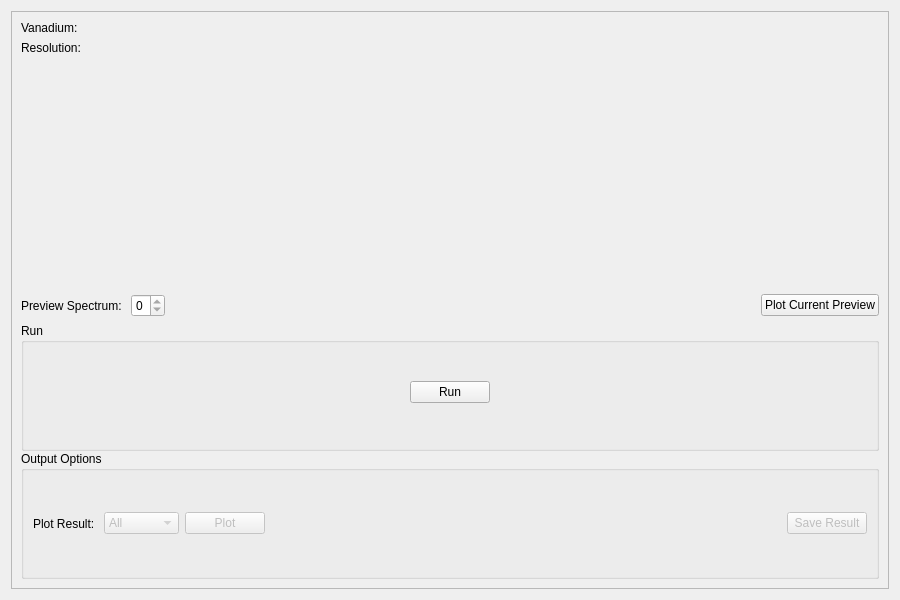
Before: the Qt Designer form qt/scientific_interfaces/Inelastic/BayesFitting/ResNorm.ui in mantidproject/mantid, drawn with Qt 5.
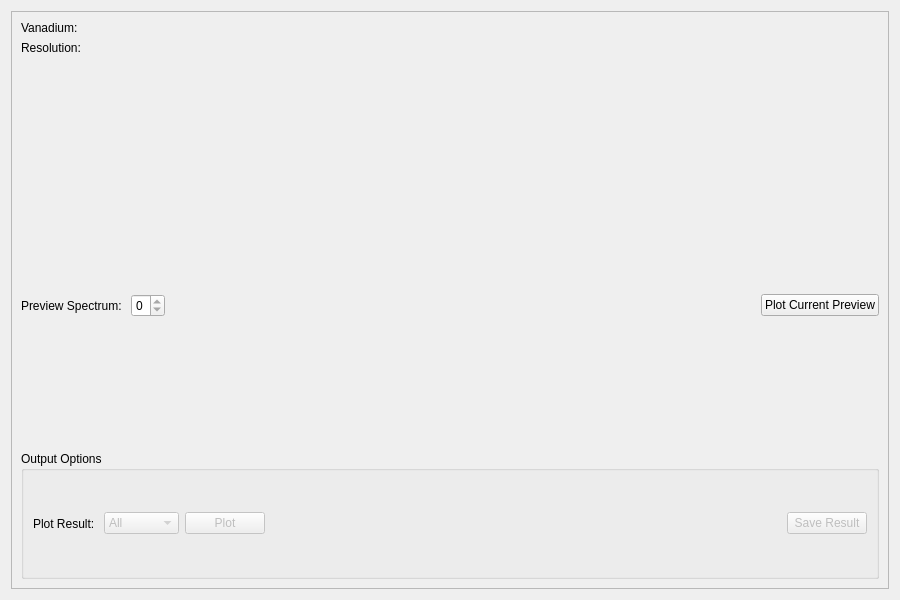
After: the same form once the commit is applied. Custom widgets are drawn as their Qt base class.

Commit message: Use RunWidget in ResNorm tab of Bayes Fitting

```diff
--- a/qt/scientific_interfaces/Inelastic/BayesFitting/ResNorm.ui
+++ b/qt/scientific_interfaces/Inelastic/BayesFitting/ResNorm.ui
@@ -24,8 +24,8 @@
        <rect>
         <x>0</x>
         <y>0</y>
-        <width>880</width>
-        <height>580</height>
+        <width>876</width>
+        <height>576</height>
        </rect>
       </property>
       <layout class="QVBoxLayout" name="verticalLayout_5">
@@ -189,52 +189,7 @@
            <number>0</number>
           </property>
           <item>
-           <widget class="QGroupBox" name="gbRun">
-            <property name="title">
-             <string>Run</string>
-            </property>
-            <layout class="QHBoxLayout" name="horizontalLayout_2">
-             <property name="topMargin">
-              <number>0</number>
-             </property>
-             <property name="bottomMargin">
-              <number>7</number>
-             </property>
-             <item>
-              <spacer name="horizontalSpacer">
-               <property name="orientation">
-                <enum>Qt::Horizontal</enum>
-               </property>
-               <property name="sizeHint" stdset="0">
-                <size>
-                 <width>385</width>
-                 <height>20</height>
-                </size>
-               </property>
-              </spacer>
-             </item>
-             <item>
-              <widget class="QPushButton" name="pbRun">
-               <property name="text">
-                <string>Run</string>
-               </property>
-              </widget>
-             </item>
-             <item>
-              <spacer name="horizontalSpacer_2">
-               <property name="orientation">
-                <enum>Qt::Horizontal</enum>
-               </property>
-               <property name="sizeHint" stdset="0">
-                <size>
-                 <width>384</width>
-                 <height>20</height>
-                </size>
-               </property>
-              </spacer>
-             </item>
-            </layout>
-           </widget>
+           <widget class="QWidget" name="runWidget" native="true"/>
           </item>
           <item>
            <layout class="QHBoxLayout" name="horizontalLayout_44">
```
The commit also changes 3 other files.
